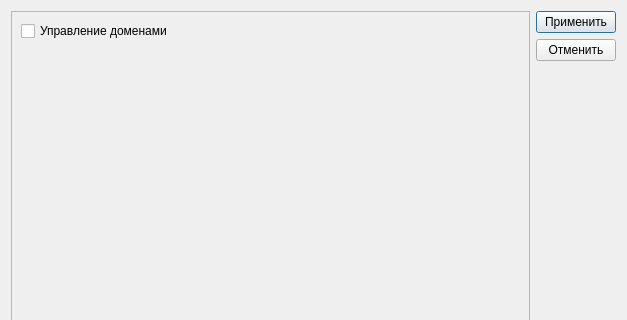
The window that Server/plugins.ui (NorthBridgeKholmsk/URLConnect) describes before a commit, drawn with Qt 5; both pictures show x 0 to 627 and y 0 to 320 of the 627 by 648 pixel window.
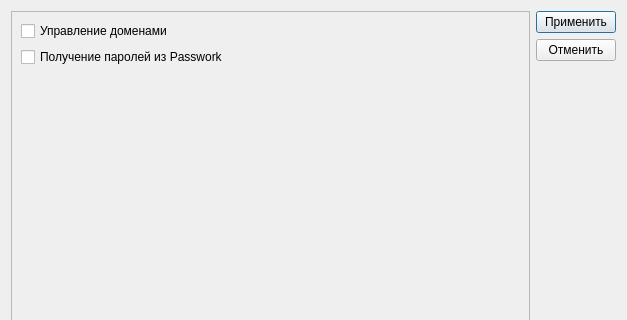
The same window after the commit. Icons and pictures are not drawn.

```diff
--- a/Server/plugins.ui
+++ b/Server/plugins.ui
@@ -65,6 +65,26 @@
          </item>
         </layout>
        </item>
+       <item>
+        <layout class="QHBoxLayout" name="Passwork_plugin">
+         <item>
+          <widget class="QCheckBox" name="CheckBox_Passwork">
+           <property name="sizePolicy">
+            <sizepolicy hsizetype="Minimum" vsizetype="Minimum">
+             <horstretch>0</horstretch>
+             <verstretch>0</verstretch>
+            </sizepolicy>
+           </property>
+           <property name="toolTip">
+            <string>Плагин для получения логина и пароля из хранилища Passwork</string>
+           </property>
+           <property name="text">
+            <string>Получение паролей из Passwork</string>
+           </property>
+          </widget>
+         </item>
+        </layout>
+       </item>
        <item>
         <spacer name="verticalSpacer_2">
          <property name="orientation">
```
